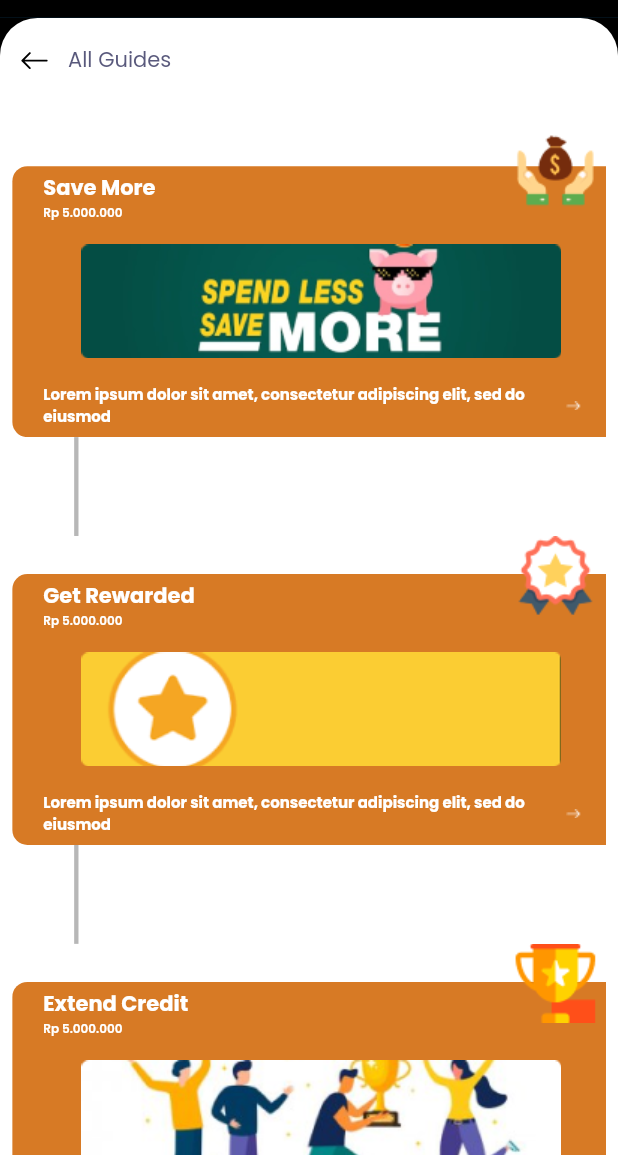
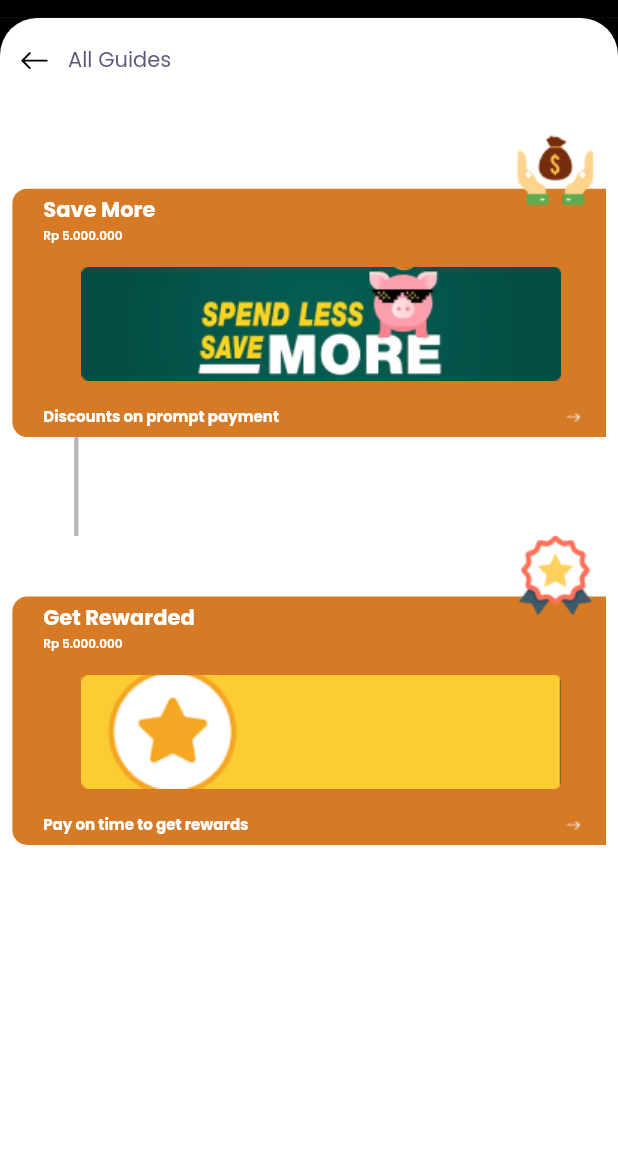
Before and after one commit to shivanixuriti/example, a Flutter app: the AllGuideScreen screen opened by its route, on a phone screen of 412 x 824 dp, the part 81-1236 px from its top. Run offline on Flutter 3.47's test engine with Material 2 defaults, Android fonts, the phone set to English and light mode, and no system bars; our stand-ins replace auto_size_text, card_swiper, cloud_firestore, dio, email_validator, expandable and 16 more; missing offline and left inert: flutter_webview_plugin; accounts and stored records are empty; project files that could hold a hidden picture were left out.

Commit message:
pending iv, aadhaar ,rewards fixed

```diff
--- a/lib/ui/screens/guide_screen/all_guide_screen.dart
+++ b/lib/ui/screens/guide_screen/all_guide_screen.dart
@@ -20,22 +20,18 @@ class _AllGuideScreenState extends State<AllGuideScreen> {
       List<String> guideTitle = [
         "Save More",
         "Get Rewarded",
-        "Extend Credit",
       ];
       List<String> guideImage = [
         "assets/images/all-guide1.png",
         "assets/images/all-guide2.png",
-        "assets/images/all-guide3.png",
       ];
       List<String> guideSimage = [
         "assets/images/guideImages/guide-simage1.png",
         "assets/images/guideImages/guide-simage2.png",
-        "assets/images/guideImages/guide-simage3.png",
       ];
       List<String> guideSubTitle = [
-        "Lorem ipsum dolor sit amet, consectetur adipiscing elit, sed do eiusmod",
-        "Lorem ipsum dolor sit amet, consectetur adipiscing elit, sed do eiusmod",
-        "Lorem ipsum dolor sit amet, consectetur adipiscing elit, sed do eiusmod",
+        "Discounts on prompt payment",
+        "Pay on time to get rewards",
       ];
       double maxHeight = constraints.maxHeight;
       double maxWidth = constraints.maxWidth;
@@ -71,7 +67,7 @@ class _AllGuideScreenState extends State<AllGuideScreen> {
                     child: Container(
                       width: maxWidth,
                       child: ListView.builder(
-                        itemCount: 3,
+                        itemCount: 2,
                         scrollDirection: Axis.vertical,
                         itemBuilder: (BuildContext context, index) {
                           return Padding(
@@ -167,12 +163,13 @@ class _AllGuideScreenState extends State<AllGuideScreen> {
                                     ],
                                   ),
                                 ),
-                                (index <2)?
-                                Padding(
+                                (index < 1)
+                                    ? Padding(
                                         padding: EdgeInsets.symmetric(
                                             horizontal: w10p * 1),
                                         child: Row(
-                                    mainAxisAlignment: MainAxisAlignment.start,
+                                          mainAxisAlignment:
+                                              MainAxisAlignment.start,
                                           children: [
                                             Opacity(
                                               opacity: 0.6000000238418579,
@@ -184,8 +181,8 @@ class _AllGuideScreenState extends State<AllGuideScreen> {
                                             )
                                           ],
                                         ),
-                                ):
-                                    Container()
+                                      )
+                                    : Container()
                               ],
                             ),
                           );
@@ -194,7 +191,6 @@ class _AllGuideScreenState extends State<AllGuideScreen> {
                     ),
                   ),
                 ),
-
               ],
             )),
       );
```
Also changed, not shown: lib/ui/screens/kyc_screens/aadhaar_card_screen.dart (+7 -7 lines), lib/ui/widgets/bhome_widgets/guide_widget.dart (+40 -37 lines), lib/ui/widgets/pending_invoices_widget/pending_invoice_widget.dart (+12 -3 lines), 1 other file. Lines whose indentation alone changed are shown as unchanged.
